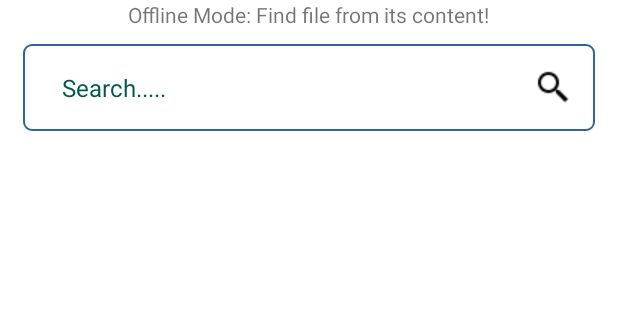
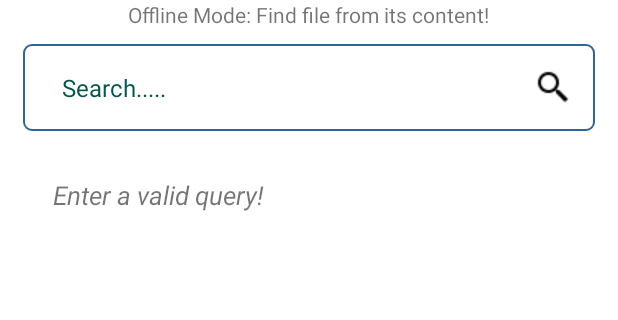
Before and after one commit to harshsaver/findfilebycontent, an Android app: the SearchAct screen opened directly, with no data from a screen before it, after a tap on an icon or button, on a phone screen of 412 x 824 dp, the part 136-456 px from its top. Run offline under Robolectric (Android 15) with nearby library versions, the phone set to English and light mode, and no system bars; 2 statements that could not run were skipped.

Commit message:
commit(n), n++

```diff
--- a/app/src/main/java/project/oop/engine/NavAct.java
+++ b/app/src/main/java/project/oop/engine/NavAct.java
@@ -10,7 +10,6 @@ import android.content.pm.PackageManager;
 import android.os.Bundle;
 import android.view.View;
 import android.widget.ImageButton;
-import android.widget.TextView;
 import android.widget.Toast;
 
 public class NavAct extends AppCompatActivity {
--- a/app/src/main/java/project/oop/engine/SearchAct.java
+++ b/app/src/main/java/project/oop/engine/SearchAct.java
@@ -1,33 +1,20 @@
 package project.oop.engine;
 
 import androidx.appcompat.app.AppCompatActivity;
-import androidx.core.app.ActivityCompat;
-import androidx.core.content.ContextCompat;
-
-import android.Manifest;
-import android.content.Context;
 import android.content.Intent;
-import android.content.pm.PackageManager;
 import android.os.Bundle;
 import android.os.Environment;
-import android.util.Log;
 import android.view.View;
-import android.widget.Button;
 import android.widget.EditText;
 import android.widget.ImageButton;
 import android.widget.ScrollView;
 import android.widget.TextView;
 import android.widget.Toast;
-
 import java.io.BufferedReader;
 import java.io.File;
-import java.io.FileInputStream;
 import java.io.FileNotFoundException;
-import java.io.FileOutputStream;
 import java.io.FileReader;
 import java.io.IOException;
-import java.io.InputStream;
-import java.io.InputStreamReader;
 import java.util.ArrayList;
 import java.util.List;
 
@@ -36,7 +23,6 @@ public class SearchAct extends AppCompatActivity {
     //=new File(Environment.getDataDirectory()+ "/niles/nalla.txt").toString(); //= Environment.getDataDirectory().toString();
     static String path;
     String query;
-    Context mContext = SearchAct.this;
     ImageButton btn_search;
     TextView tv,ftext,ftitle;
     EditText sbar;
@@ -59,8 +45,8 @@ public class SearchAct extends AppCompatActivity {
         ftext = findViewById(R.id.filetext);
         sv1 = findViewById(R.id.sv1);
         ftitle = findViewById(R.id.filetitle);
-        tv.setText("Click on the search icon (magnifying glass) to search");
-        String bb = " ";
+        tv.setText(getResources().getString(R.string.ftodo));
+
         btn_search.setOnClickListener(new View.OnClickListener() {
             @Override
             public void onClick(View view) {
@@ -71,27 +57,17 @@ public class SearchAct extends AppCompatActivity {
                 ftext.setVisibility(View.GONE);
                 if(check.equals("pass")){
                     x = 0;
-                    tv.setText("Searching...");
+                    tv.setText(getResources().getString(R.string.searching));
                     searchfunc();
                 }else{
-                    tv.setText("");
-                    Toast.makeText(SearchAct.this,"Enter a valid query!",Toast.LENGTH_LONG).show();
+                    tv.setText(getResources().getString(R.string.validqueryerror));
+                    Toast.makeText(SearchAct.this,getResources().getString(R.string.validqueryerror),Toast.LENGTH_LONG).show();
                 }
 
             }
         });
         //writeFileToPrivateStorage(R.raw.your_file,"your_output_file.txt");
         path = Environment.getExternalStoragePublicDirectory(Environment.DIRECTORY_DOWNLOADS).getAbsolutePath();//  + "/ello.txt";//getResources().toString();//mContext.getApplicationContext().getFilesDir().toString();
-
-
-        //bb = setconfiguration(path);
-        //bb = ndkopenfile(path);
-
-      /**  if(!bb.equals("")&&!bb.equals(" ")){
-            tv.setText(bb);
-        }else{
-            Toast.makeText(this,bb,Toast.LENGTH_LONG).show();
-        }**/
 
     }
     @Override
@@ -107,7 +83,7 @@ public class SearchAct extends AppCompatActivity {
 
     private List<File> getListFiles(File parentDir) {
         Toast.makeText(this,parentDir.toString(),Toast.LENGTH_LONG).show();
-        ArrayList<File> inFiles = new ArrayList<File>();
+        ArrayList<File> inFiles = new ArrayList<>();
             File[] files = parentDir.listFiles();
             for (File file : files) {
 
@@ -140,6 +116,7 @@ public class SearchAct extends AppCompatActivity {
             String line,totalt="";
             Toast.makeText(SearchAct.this,query,Toast.LENGTH_LONG).show();
             int stat = 0,mile=1;
+            StringBuilder sb = new StringBuilder();
             while ((line = reader2.readLine()) != null) {
                 totalt = totalt + "\n" + mile + "\t\t\t" + line;
                 if(stat==0){
--- a/app/src/main/res/values/strings.xml
+++ b/app/src/main/res/values/strings.xml
@@ -2,4 +2,7 @@
     <string name="app_name">Engine</string>
     <string name="lang2">C++, Java,\nJavascript, XML</string>
     <string name="about">Online &amp; Offline search engine\n\nS.Y. B.Tech Div H\n\nHarsh Savergaonkar (PH14)\nOishek Mandal (PH13)\nKeyur Jain (PH15)</string>
+    <string name="validqueryerror">Enter a valid query!</string>
+    <string name="searching">Searching...</string>
+    <string name="ftodo">Click on the search icon (magnifying glass) to search</string>
 </resources>
```
